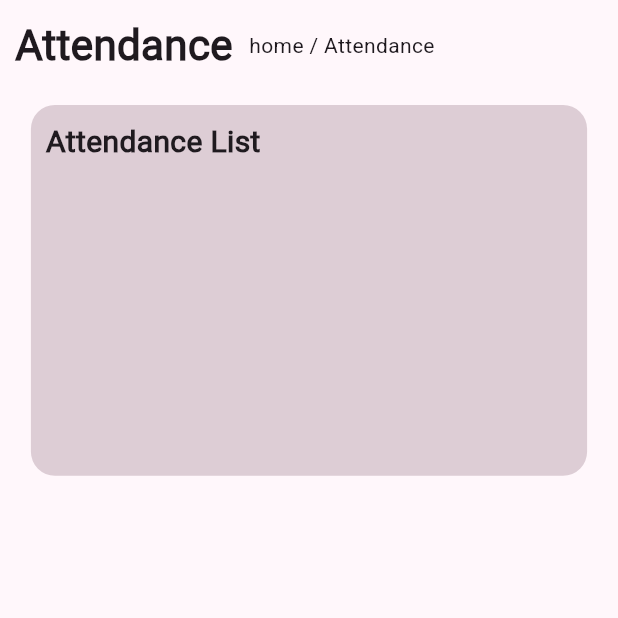
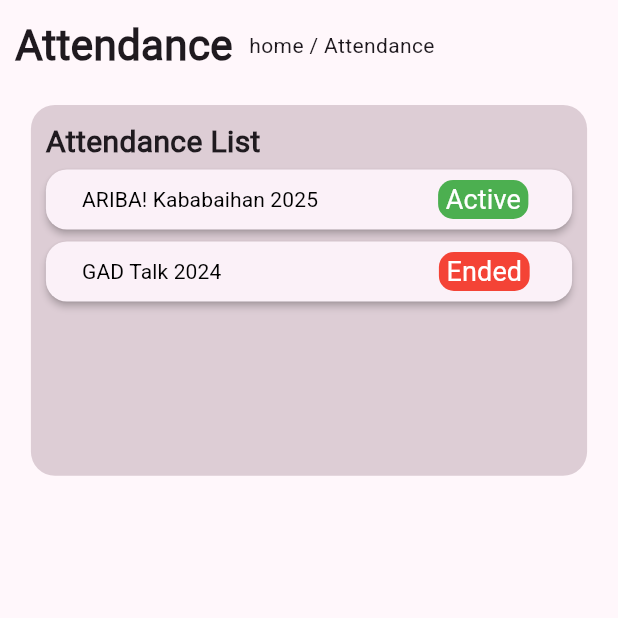
Before and after one commit to Nitsuguaaa/pocket_gad, a Flutter app: the AttendancesScreen screen opened directly, on a phone screen of 412 x 824 dp, the top half of it. Run offline on Flutter 3.47's test engine with Material 3 defaults, Android fonts, the phone set to English and light mode, and no system bars.

Commit message:
Nitsu - Update 2.0.1
Changes:
- upload of frontend UI of surveys_screen and attendances_screen

```diff
--- a/lib/control-panel/attendances_screen.dart
+++ b/lib/control-panel/attendances_screen.dart
@@ -14,12 +14,15 @@
     final screenHeight = MediaQuery.of(context).size.height;
     return Container(
       margin: const EdgeInsets.all(10.0),
-      child: Column(children: [
-        Row(children: [
-          Text("Attendance ", style: AppTextStyles.header1),
-          Text(" home / Attendance", style: AppTextStyles.body)
-        ],),
-        Container(
+      child: Column(
+        children: [
+          Row(
+            children: [
+              Text("Attendance ", style: AppTextStyles.header1),
+              Text(" home / Attendance", style: AppTextStyles.body),
+            ],
+          ),
+          Container(
             //STYLING
             width: screenWidth * 0.9,
             height: screenHeight * 0.3,
@@ -37,9 +40,96 @@
 
               children: [
                 Text("Attendance List", style: AppTextStyles.AppTitle),
-              ],),
+                ElevatedButton(
+                  onPressed: () {},
+
+                  //STYLING
+                  style: ElevatedButton.styleFrom(
+                    elevation: 2,
+                    shape: RoundedRectangleBorder(
+                      borderRadius: BorderRadiusGeometry.circular(14)
+                    )
+                  ),
+
+                  //CONTENTS
+                  child: Row(children: [
+                    Text("ARIBA! Kababaihan 2025",
+                      style: TextStyle(
+                        color: Colors.black,
+                        fontFamily: 'Roboto',
+
+                      ),
+                    ),
+                    SizedBox(width: 80,),
+                    Container(
+                      //STYLING
+                      padding: EdgeInsets.only(left: 5, right: 5),
+                      decoration: BoxDecoration(
+                        color: Colors.green,
+                        borderRadius: BorderRadius.circular(10)
+                      ),
+
+
+                      //CONTENTS
+                      child:
+                      Text("Active",
+                      style: TextStyle(
+                                    color: Colors.white,
+                                    fontFamily: 'Roboto',
+                                    fontSize: 18,
+                                  ),
+                      )
+                    ,)
+                  ]),
+                ),
+                SizedBox(width: 10,),
+                ElevatedButton(
+                  onPressed: () {},
+
+                  //STYLING
+                  style: ElevatedButton.styleFrom(
+                    elevation: 2,
+                    shape: RoundedRectangleBorder(
+                      borderRadius: BorderRadiusGeometry.circular(14)
+                    )
+                  ),
+
+                  //CONTENTS
+                  child: Row(children: [
+                    Text("GAD Talk 2024",
+                      style: TextStyle(
+                        color: Colors.black,
+                        fontFamily: 'Roboto',
+
+                      ),
+                    ),
+                    SizedBox(width: 145,),
+                    Container(
+                      //STYLING
+                      padding: EdgeInsets.only(left: 5, right: 5),
+                      decoration: BoxDecoration(
+                        color: Colors.red,
+                        borderRadius: BorderRadius.circular(10)
+                      ),
+
+
+                      //CONTENTS
+                      child:
+                      Text("Ended",
+                      style: TextStyle(
+                                    color: Colors.white,
+                                    fontFamily: 'Roboto',
+                                    fontSize: 18,
+                                  ),
+                      )
+                    ,)
+                  ]),
+                ),
+              ],
+            ),
           ),
-      ],)
+        ],
+      ),
     );
   }
 
@@ -47,9 +137,7 @@
   Widget build(BuildContext context) {
     return Scaffold(
       //appBar: AppBar(title: const Text("Attendance")),
-      body: Center(
-        child: _buildLandingPage(),
-      ),
+      body: Center(child: _buildLandingPage()),
     );
   }
 }
--- a/lib/screens/control_panel.dart
+++ b/lib/screens/control_panel.dart
@@ -16,7 +16,7 @@
 }
 
 class _ControlPanelState extends State<ControlPanel> {
-  Widget _currentScreen = const StatisticsScreen();
+  Widget _currentScreen = const SurveysScreen();
 
   void _selectScreen(Widget screen) {
     setState(() {
```
Also changed, not shown: lib/control-panel/surveys_screen.dart (+88 -1 lines), lib/screens/test_survey_page.dart (added, +132 -0 lines).
